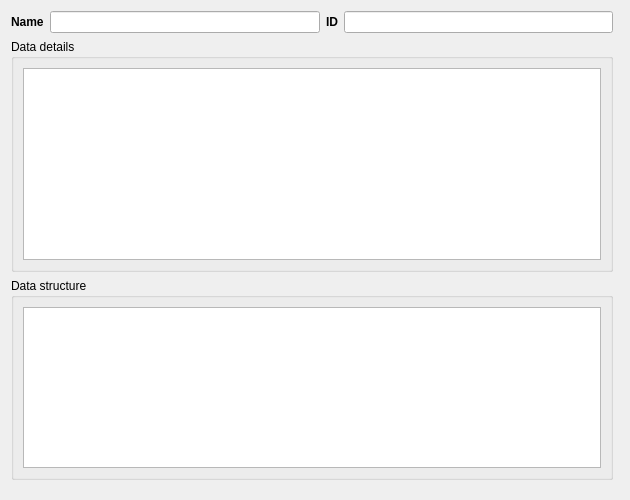
Before: the Qt Designer form geotuileur/gui/report/dlg_report.ui in JulesGrillot/plugin-qgis-geoplateforme, drawn with Qt 5.
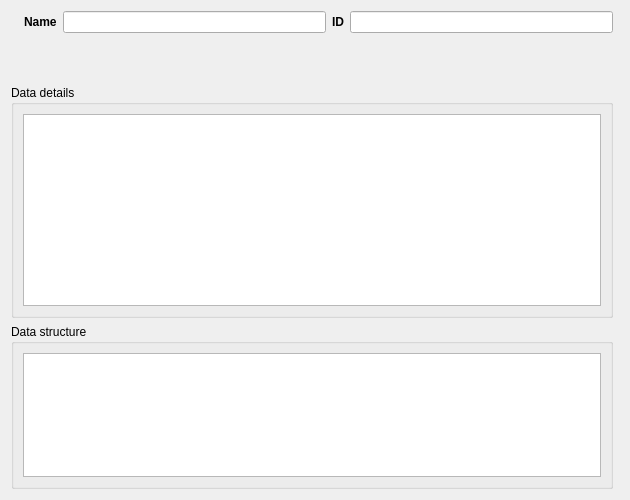
After: the same form once the commit is applied. Custom widgets are drawn as their Qt base class.

Commit message: add stored data icon and text for status

Diff of the .ui file:
```diff
--- a/geotuileur/gui/report/dlg_report.ui
+++ b/geotuileur/gui/report/dlg_report.ui
@@ -21,28 +21,13 @@
   </property>
   <layout class="QGridLayout" name="gridLayout">
    <item row="0" column="2">
-    <widget class="QLabel" name="lbl_id_display">
-     <property name="sizePolicy">
-      <sizepolicy hsizetype="Fixed" vsizetype="Fixed">
-       <horstretch>0</horstretch>
-       <verstretch>0</verstretch>
-      </sizepolicy>
-     </property>
-     <property name="font">
-      <font>
-       <weight>75</weight>
-       <bold>true</bold>
-      </font>
-     </property>
-     <property name="text">
-      <string>ID</string>
+    <widget class="QLineEdit" name="lne_name">
+     <property name="readOnly">
+      <bool>true</bool>
      </property>
     </widget>
    </item>
-   <item row="3" column="0" colspan="5">
-    <layout class="QVBoxLayout" name="vlayout_execution"/>
-   </item>
-   <item row="0" column="0">
+   <item row="0" column="1">
     <widget class="QLabel" name="lbl_name_display">
      <property name="sizePolicy">
       <sizepolicy hsizetype="Fixed" vsizetype="Fixed">
@@ -61,14 +46,56 @@
      </property>
     </widget>
    </item>
-   <item row="0" column="3">
+   <item row="0" column="4">
     <widget class="QLineEdit" name="lne_id">
      <property name="readOnly">
       <bool>true</bool>
      </property>
     </widget>
    </item>
-   <item row="1" column="0" colspan="4">
+   <item row="0" column="3">
+    <widget class="QLabel" name="lbl_id_display">
+     <property name="sizePolicy">
+      <sizepolicy hsizetype="Fixed" vsizetype="Fixed">
+       <horstretch>0</horstretch>
+       <verstretch>0</verstretch>
+      </sizepolicy>
+     </property>
+     <property name="font">
+      <font>
+       <weight>75</weight>
+       <bold>true</bold>
+      </font>
+     </property>
+     <property name="text">
+      <string>ID</string>
+     </property>
+    </widget>
+   </item>
+   <item row="0" column="0">
+    <widget class="QLabel" name="lbl_status_icon">
+     <property name="text">
+      <string notr="true">&lt;status_icon&gt;</string>
+     </property>
+    </widget>
+   </item>
+   <item row="1" column="0" colspan="5">
+    <widget class="QLabel" name="lbl_status">
+     <property name="minimumSize">
+      <size>
+       <width>0</width>
+       <height>40</height>
+      </size>
+     </property>
+     <property name="text">
+      <string notr="true">&lt;status_label&gt;</string>
+     </property>
+     <property name="wordWrap">
+      <bool>true</bool>
+     </property>
+    </widget>
+   </item>
+   <item row="3" column="0" colspan="5">
     <widget class="QgsCollapsibleGroupBox" name="gpx_details">
      <property name="title">
       <string>Data details</string>
@@ -93,14 +120,28 @@
      </layout>
     </widget>
    </item>
-   <item row="0" column="1">
-    <widget class="QLineEdit" name="lne_name">
-     <property name="readOnly">
+   <item row="4" column="0" colspan="5">
+    <widget class="QgsCollapsibleGroupBox" name="gpx_data_structure">
+     <property name="title">
+      <string>Data structure</string>
+     </property>
+     <property name="collapsed">
       <bool>true</bool>
      </property>
+     <property name="saveCollapsedState">
+      <bool>false</bool>
+     </property>
+     <layout class="QGridLayout" name="gridLayout_3">
+      <item row="0" column="0">
+       <widget class="QTreeView" name="trv_table_relation"/>
+      </item>
+     </layout>
     </widget>
    </item>
-   <item row="5" column="0">
+   <item row="5" column="0" colspan="6">
+    <layout class="QVBoxLayout" name="vlayout_execution"/>
+   </item>
+   <item row="7" column="0" colspan="5">
     <spacer name="verticalSpacer">
      <property name="orientation">
       <enum>Qt::Vertical</enum>
@@ -113,24 +154,6 @@
      </property>
     </spacer>
    </item>
-   <item row="2" column="0" colspan="4">
-    <widget class="QgsCollapsibleGroupBox" name="gpx_data_structure">
-     <property name="title">
-      <string>Data structure</string>
-     </property>
-     <property name="collapsed">
-      <bool>true</bool>
-     </property>
-     <property name="saveCollapsedState">
-      <bool>false</bool>
-     </property>
-     <layout class="QGridLayout" name="gridLayout_3">
-      <item row="0" column="0">
-       <widget class="QTreeView" name="trv_table_relation"/>
-      </item>
-     </layout>
-    </widget>
-   </item>
   </layout>
  </widget>
  <customwidgets>
```
The commit also changes 2 other files.
